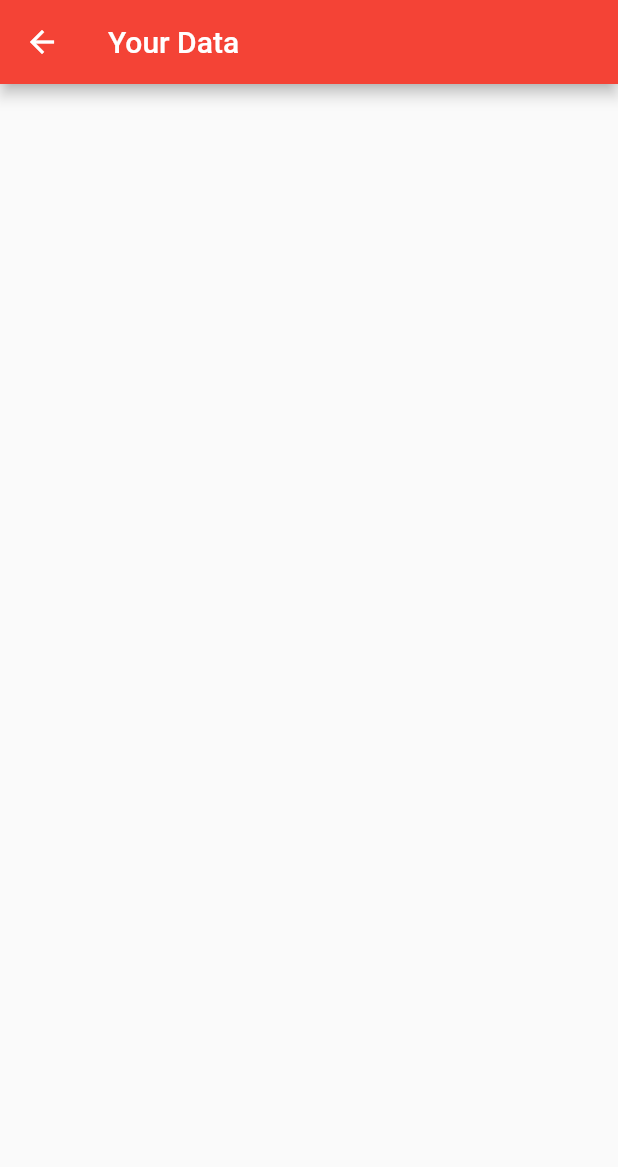
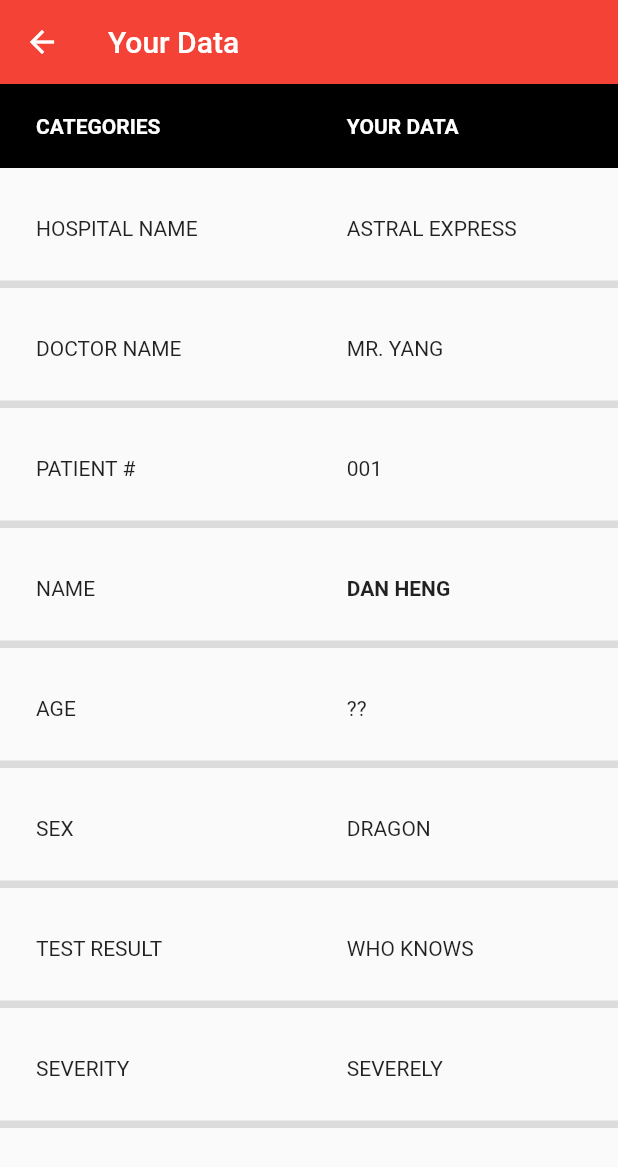
Before and after one commit to adi-25704/Flutter, a Flutter app: the Patient_Data screen opened directly, on a phone screen of 412 x 824 dp. Shown: the top 1167 px of the screen. Run offline on Flutter 3.47's test engine with Material 2 defaults, Android fonts, the phone set to English and light mode, and no system bars; our stand-ins replace firebase_auth, firebase_core, firebase_database; accounts and stored records are empty.

Commit message:
PatientData

```diff
--- a/flutter_application_1/lib/PatientData.dart
+++ b/flutter_application_1/lib/PatientData.dart
@@ -15,6 +15,70 @@ class _MainPageState extends State<Patient_Data> {
         backgroundColor: Colors.red,
         title: const Text('Your Data')
       ),
+      body: ListView(
+        children: [
+          _createDataTable()
+        ],
+      )
     );
   }
 }
+
+
+DataTable _createDataTable() {
+  return DataTable(columns: _createColumns(),
+      rows: _createRows(),
+      dividerThickness: 5,
+      dataRowHeight: 80,
+      showBottomBorder: true,
+      headingTextStyle: TextStyle(
+                          fontWeight: FontWeight.bold,
+                          color: Colors.white
+                        ),
+      headingRowColor: MaterialStateProperty.resolveWith(
+                        (states) => Colors.black
+                      ),
+  );
+}
+List<DataColumn> _createColumns() {
+  return [
+    DataColumn(label: Text('CATEGORIES')),
+    DataColumn(label: Text('YOUR DATA'))
+  ];
+}
+List<DataRow> _createRows() {
+  return [
+    DataRow(cells: [
+      DataCell(Text('HOSPITAL NAME')),
+      DataCell(Text('ASTRAL EXPRESS')),
+    ]),
+    DataRow(cells: [
+      DataCell(Text('DOCTOR NAME')),
+      DataCell(Text('MR. YANG')),
+    ]),
+    DataRow(cells: [
+      DataCell(Text('PATIENT #')),
+      DataCell(Text('001')),
+    ]),
+    DataRow(cells: [
+      DataCell(Text('NAME')),
+      DataCell(Text('DAN HENG', style: TextStyle(fontWeight: FontWeight.bold)))
+    ]),
+    DataRow(cells: [
+      DataCell(Text('AGE')),
+      DataCell(Text('??'))
+    ]),
+    DataRow(cells: [
+      DataCell(Text('SEX')),
+      DataCell(Text('DRAGON')),
+    ]),
+    DataRow(cells: [
+      DataCell(Text('TEST RESULT')),
+      DataCell(Text('WHO KNOWS')),
+    ]),
+    DataRow(cells: [
+      DataCell(Text('SEVERITY')),
+      DataCell(Text('SEVERELY'))
+    ])
+  ];
+}
```
Also changed, not shown: 9 other files.
